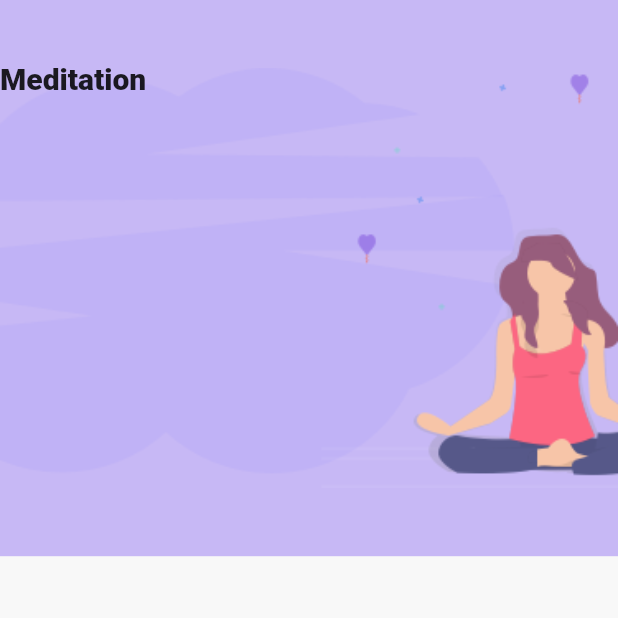
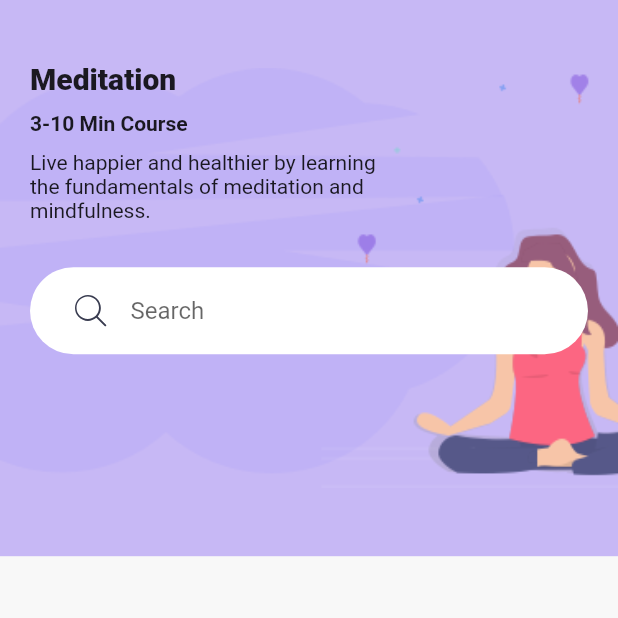
Before and after one commit to kharioki/Daily_exercises_app, a Flutter app: the screen it shows after launch, after a tap on "Meditation", on a phone screen of 412 x 824 dp, the top half of it. Run offline on Flutter 3.47's test engine with Material 2 defaults, Android fonts, the phone set to English and light mode, and no system bars; our stand-ins replace flutter_svg.

Commit message:
search bar widget

```diff
--- a/lib/main.dart
+++ b/lib/main.dart
@@ -4,6 +4,7 @@ import 'package:meditation_app/constants.dart';
 import 'package:meditation_app/screens/details_screen.dart';
 import 'package:meditation_app/widgets/bottom_nav_bar.dart';
 import 'package:meditation_app/widgets/category_card.dart';
+import 'package:meditation_app/widgets/search_bar.dart';
 
 void main() {
   runApp(MyApp());
@@ -70,21 +71,7 @@ class HomeScreen extends StatelessWidget {
                         .headline4
                         .copyWith(fontWeight: FontWeight.w900),
                   ),
-                  Container(
-                    margin: EdgeInsets.symmetric(vertical: 30),
-                    padding: EdgeInsets.symmetric(horizontal: 30, vertical: 5),
-                    decoration: BoxDecoration(
-                      color: Colors.white,
-                      borderRadius: BorderRadius.circular(29.5),
-                    ),
-                    child: TextField(
-                      decoration: InputDecoration(
-                        hintText: 'Search',
-                        icon: SvgPicture.asset('assets/icons/search.svg'),
-                        border: InputBorder.none,
-                      ),
-                    ),
-                  ),
+                  SearchBar(),
                   Expanded(
                     child: GridView.count(
                       crossAxisCount: 2,
--- a/lib/screens/details_screen.dart
+++ b/lib/screens/details_screen.dart
@@ -1,5 +1,6 @@
 import 'package:flutter/material.dart';
 import 'package:meditation_app/constants.dart';
+import 'package:meditation_app/widgets/search_bar.dart';
 
 class DetailsScreen extends StatelessWidget {
   @override
@@ -20,7 +21,10 @@ class DetailsScreen extends StatelessWidget {
             ),
           ),
           SafeArea(
+            child: Padding(
+              padding: EdgeInsets.symmetric(horizontal: 20.0),
               child: Column(
+                crossAxisAlignment: CrossAxisAlignment.start,
                 children: <Widget>[
                   SizedBox(
                     height: size.height * .05,
@@ -32,7 +36,20 @@ class DetailsScreen extends StatelessWidget {
                         .headline6
                         .copyWith(fontWeight: FontWeight.w800),
                   ),
+                  SizedBox(height: 10),
+                  Text(
+                    '3-10 Min Course',
+                    style: TextStyle(fontWeight: FontWeight.bold),
+                  ),
+                  SizedBox(height: 10),
+                  SizedBox(
+                    width: size.width * .6, // 60% of total width
+                    child: Text(
+                        'Live happier and healthier by learning the fundamentals of meditation and mindfulness.'),
+                  ),
+                  SearchBar(),
                 ],
+              ),
             ),
           ),
         ],
--- /dev/null
+++ b/lib/widgets/search_bar.dart
@@ -0,0 +1,27 @@
+import 'package:flutter/material.dart';
+import 'package:flutter_svg/flutter_svg.dart';
+
+class SearchBar extends StatelessWidget {
+  const SearchBar({
+    Key key,
+  }) : super(key: key);
+
+  @override
+  Widget build(BuildContext context) {
+    return Container(
+      margin: EdgeInsets.symmetric(vertical: 30),
+      padding: EdgeInsets.symmetric(horizontal: 30, vertical: 5),
+      decoration: BoxDecoration(
+        color: Colors.white,
+        borderRadius: BorderRadius.circular(29.5),
+      ),
+      child: TextField(
+        decoration: InputDecoration(
+          hintText: 'Search',
+          icon: SvgPicture.asset('assets/icons/search.svg'),
+          border: InputBorder.none,
+        ),
+      ),
+    );
+  }
+}
```
Lines whose indentation alone changed are shown as unchanged.
